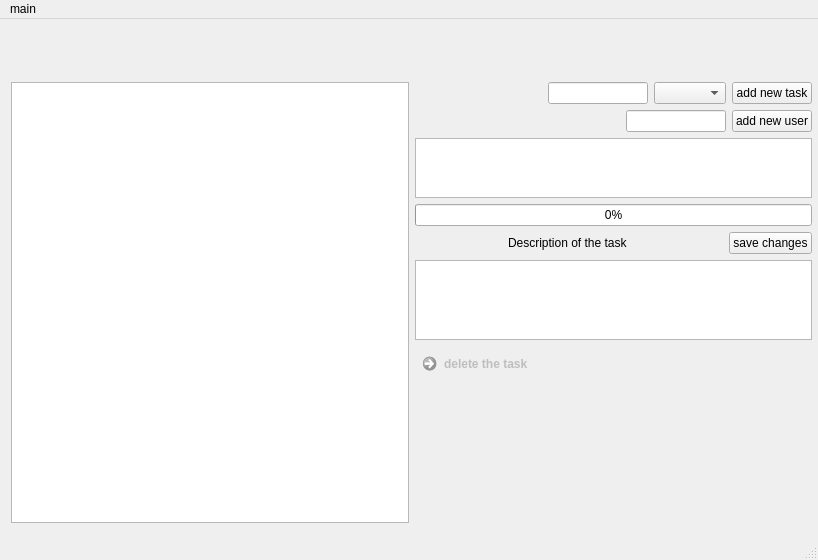
Old version of the form gantt.ui in the repository thedanzjl/gantt.
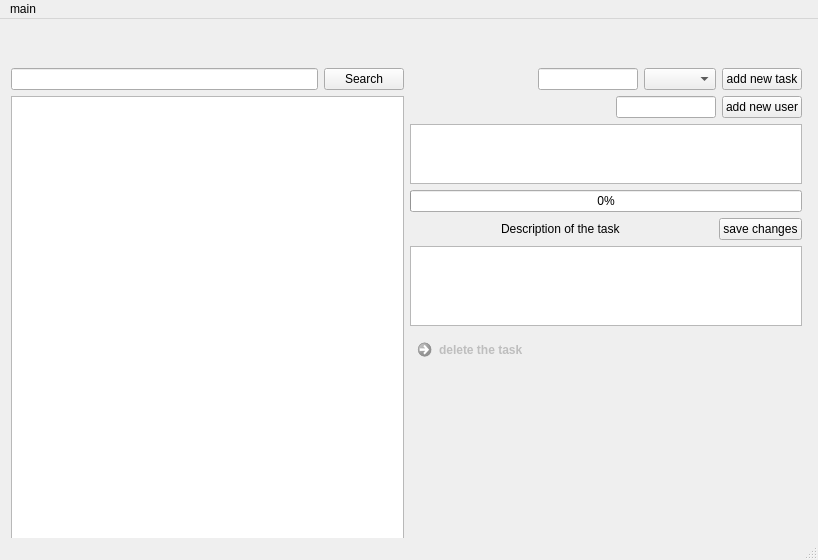
New version of the form. Icons and pictures are not drawn.

Commit message: added search button

What changed in the file:
```diff
--- a/gantt.ui
+++ b/gantt.ui
@@ -24,13 +24,29 @@
     <property name="geometry">
      <rect>
       <x>11</x>
-      <y>63</y>
-      <width>801</width>
-      <height>441</height>
+      <y>49</y>
+      <width>791</width>
+      <height>511</height>
      </rect>
     </property>
     <layout class="QHBoxLayout" name="mainLayout">
      <item>
+      <layout class="QVBoxLayout" name="verticalLayout">
+       <item>
+        <layout class="QHBoxLayout" name="horizontalLayout_2">
+         <item>
+          <widget class="QLineEdit" name="taskSearch"/>
+         </item>
+         <item>
+          <widget class="QPushButton" name="searchButton">
+           <property name="text">
+            <string>Search</string>
+           </property>
+          </widget>
+         </item>
+        </layout>
+       </item>
+       <item>
       <widget class="QTableWidget" name="mainTable">
        <property name="maximumSize">
         <size>
@@ -51,6 +67,8 @@
         <bool>false</bool>
        </property>
       </widget>
+       </item>
+      </layout>
      </item>
      <item>
       <layout class="QVBoxLayout" name="verticalLayout_4">
```
Lines whose indentation alone changed are shown as unchanged.
